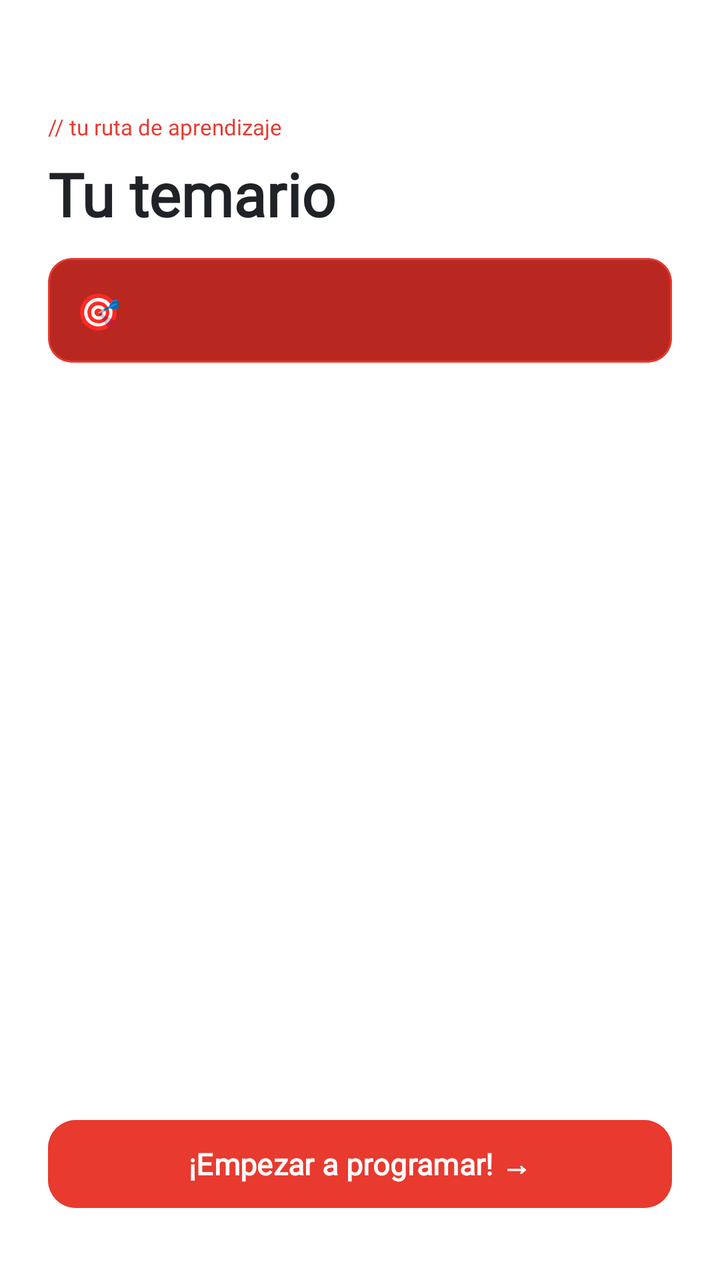
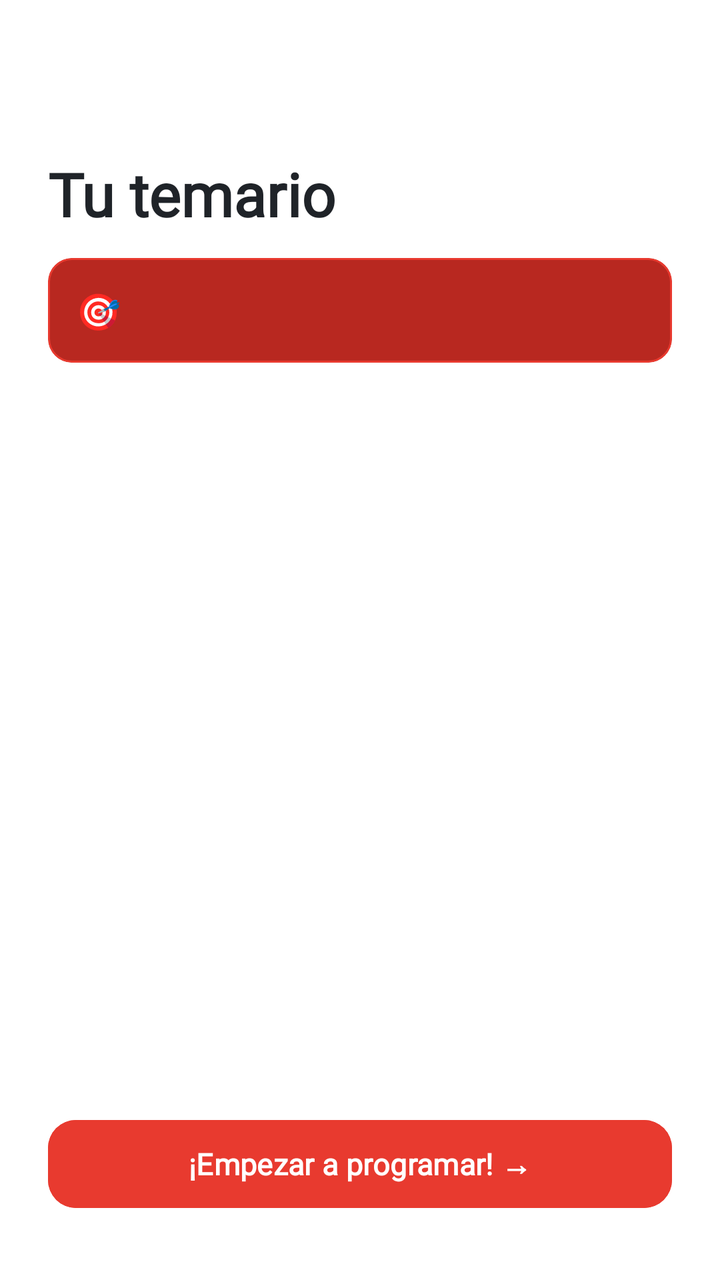

Two renders of the same Android screen: before a commit and after it. Below are the layout's source before the change and the commit's diff.
<!-- AndroidManifest.xml: application theme Theme.CodeGym -->
<!-- res/layout/activity_syllabus.xml -->
<?xml version="1.0" encoding="utf-8"?>
<LinearLayout
    xmlns:android="http://schemas.android.com/apk/res/android"
    xmlns:app="http://schemas.android.com/apk/res-auto"
    android:layout_width="match_parent"
    android:layout_height="match_parent"
    android:orientation="vertical"
    android:background="?android:attr/colorBackground">

    
    <LinearLayout
        android:layout_width="match_parent"
        android:layout_height="wrap_content"
        android:orientation="vertical"
        android:paddingHorizontal="24dp"
        android:paddingTop="56dp"
        android:paddingBottom="20dp">

        <TextView
            android:layout_width="wrap_content"
            android:layout_height="wrap_content"
            android:text="@string/syllabus_route_header"
            android:textColor="?attr/colorPrimary"
            android:textSize="11sp"
            android:fontFamily="@font/space_mono" />

        <TextView
            android:id="@+id/tvSyllabusTitle"
            android:layout_width="wrap_content"
            android:layout_height="wrap_content"
            android:text="@string/syllabus_title"
            android:textColor="?attr/colorOnBackground"
            android:textSize="30sp"
            android:textStyle="bold"
            android:fontFamily="@font/syne_extrabold"
            android:layout_marginTop="6dp" />

        <com.google.android.material.card.MaterialCardView
            android:layout_width="match_parent"
            android:layout_height="wrap_content"
            android:layout_marginTop="12dp"
            app:cardCornerRadius="12dp"
            app:cardBackgroundColor="@color/red_dark"
            app:strokeColor="?attr/colorPrimary"
            app:strokeWidth="1dp"
            app:cardElevation="0dp">
            <LinearLayout
                android:layout_width="match_parent"
                android:layout_height="wrap_content"
                android:orientation="horizontal"
                android:gravity="center_vertical"
                android:padding="14dp">
                <TextView android:layout_width="wrap_content" android:layout_height="wrap_content"
                    android:text="🎯 " android:textSize="18sp" />
                <TextView
                    android:id="@+id/tvSyllabusLevel"
                    android:layout_width="wrap_content"
                    android:layout_height="wrap_content"
                    android:textColor="?attr/colorOnSurface"
                    android:textSize="12sp"
                    android:fontFamily="@font/space_mono" />
            </LinearLayout>
        </com.google.android.material.card.MaterialCardView>
    </LinearLayout>

    
    <androidx.recyclerview.widget.RecyclerView
        android:id="@+id/rvSyllabus"
        android:layout_width="match_parent"
        android:layout_height="0dp"
        android:layout_weight="1"
        android:paddingHorizontal="24dp"
        android:paddingBottom="8dp"
        android:clipToPadding="false"
        android:scrollbars="none" />

    
    <Button
        android:id="@+id/btnStartLearning"
        android:layout_width="match_parent"
        android:layout_height="52dp"
        android:layout_marginHorizontal="24dp"
        android:layout_marginBottom="32dp"
        android:layout_marginTop="8dp"
        android:text="@string/syllabus_start_learning"
        android:textColor="?attr/colorOnPrimary"
        android:textSize="15sp"
        android:textStyle="bold"
        android:backgroundTint="?attr/colorPrimary"
        android:fontFamily="@font/syne_extrabold"
        app:cornerRadius="14dp" />

</LinearLayout>
<!-- resources referenced by this layout -->
<resources>
  <color name="red_dark">#B82820</color>
  <string name="syllabus_route_header">// tu ruta de aprendizaje</string>
  <string name="syllabus_start_learning">¡Empezar a programar! →</string>
  <string name="syllabus_title">Tu temario</string>
  <style name="Theme.CodeGym" parent="Base.Theme.CodeGym" />
  <style name="Base.Theme.CodeGym" parent="Theme.Material3.DayNight.NoActionBar">
          <item name="colorPrimary">@color/red_primary</item>
          <item name="colorOnPrimary">@color/white</item>
          <item name="colorSecondary">@color/yellow</item>
          <item name="colorTertiary">@color/tertiary</item>
          <item name="colorError">@color/red_wrong</item>
          <item name="android:colorBackground">@color/bg_dark</item>
          <item name="colorSurface">@color/surface</item>
          <item name="colorSurfaceVariant">@color/surface2</item>
          <item name="colorOnBackground">@color/text_primary</item>
          <item name="colorOnSurface">@color/text_primary</item>
          <item name="android:statusBarColor">@color/bg_dark</item>
          <item name="android:navigationBarColor">@color/bg_dark</item>
          <item name="android:windowLightStatusBar">false</item>
      </style>
  <color name="red_primary">#E83A2F</color>
  <color name="white">#FFFFFF</color>
  <color name="yellow">#D4A017</color>
  <color name="tertiary">#D2A8FF</color>
  <color name="red_wrong">#FF5555</color>
  <color name="bg_dark">#FFFFFF</color>
  <color name="surface">#F6F8FA</color>
  <color name="surface2">#EAEEF2</color>
  <color name="text_primary">#1F2328</color>
</resources>

<!-- the commit's change to res/layout/activity_syllabus.xml (unified diff, before → after) -->
@@ -19,7 +19,6 @@
         <TextView
             android:layout_width="wrap_content"
             android:layout_height="wrap_content"
-            android:text="@string/syllabus_route_header"
             android:textColor="?attr/colorPrimary"
             android:textSize="11sp"
             android:fontFamily="@font/space_mono" />
<!-- resource entries referenced after the edit -->
@@ -1,7 +1,6 @@
 <!-- resources referenced by this layout -->
 <resources>
   <color name="red_dark">#B82820</color>
-  <string name="syllabus_route_header">// tu ruta de aprendizaje</string>
   <string name="syllabus_start_learning">¡Empezar a programar! →</string>
   <string name="syllabus_title">Tu temario</string>
   <style name="Theme.CodeGym" parent="Base.Theme.CodeGym" />
